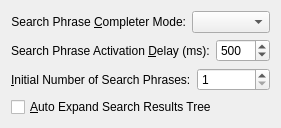
Qt form programs/KJVCanOpener/ConfigSearchOptions.ui (dewhisna/KingJamesPureBibleSearch) before a commit.
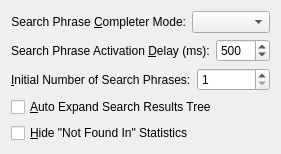
The same form after that commit. Custom widgets are drawn as their Qt base class.

Commit message: Added new Search Results display configuration option to hide the "Not Found In" statistics in the statistics label above the Search Results tree, since it tends to take up a lot of room and isn't always useful for all users. Moved search statistics summary text generation out of setParsedPhrases() into a separate setSearchResultsSummaryText() function to support changing it when the new "hide" option is toggled.

```diff
--- a/programs/KJVCanOpener/ConfigSearchOptions.ui
+++ b/programs/KJVCanOpener/ConfigSearchOptions.ui
@@ -119,6 +119,13 @@
      </property>
     </widget>
    </item>
+   <item row="4" column="0">
+    <widget class="QCheckBox" name="checkBoxHideNotFoundInStatistics">
+     <property name="text">
+      <string>&amp;Hide &quot;Not Found In&quot; Statistics</string>
+     </property>
+    </widget>
+   </item>
   </layout>
  </widget>
  <customwidgets>
```
Left out of the diff: 48 changed lines with no effect on the pictures. The commit also changes 7 other files.
